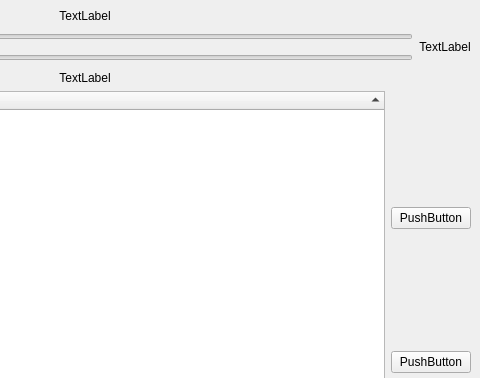
Qt form PhyREC/GuiRecordView/PltControl.ui (aguimera/PyGFETdb) before a commit; both pictures show x 252 to 732 and y 0 to 378 of the 732 by 645 pixel window.
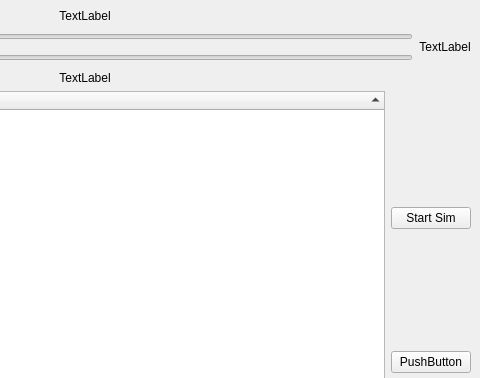
The same form after that commit.

```diff
--- a/PhyREC/GuiRecordView/PltControl.ui
+++ b/PhyREC/GuiRecordView/PltControl.ui
@@ -86,7 +86,7 @@
         <item>
          <widget class="QPushButton" name="pushButton">
           <property name="text">
-           <string>PushButton</string>
+           <string>Start Sim</string>
           </property>
          </widget>
         </item>
```
Left out of the diff: 2 changed lines with no effect on the pictures.
